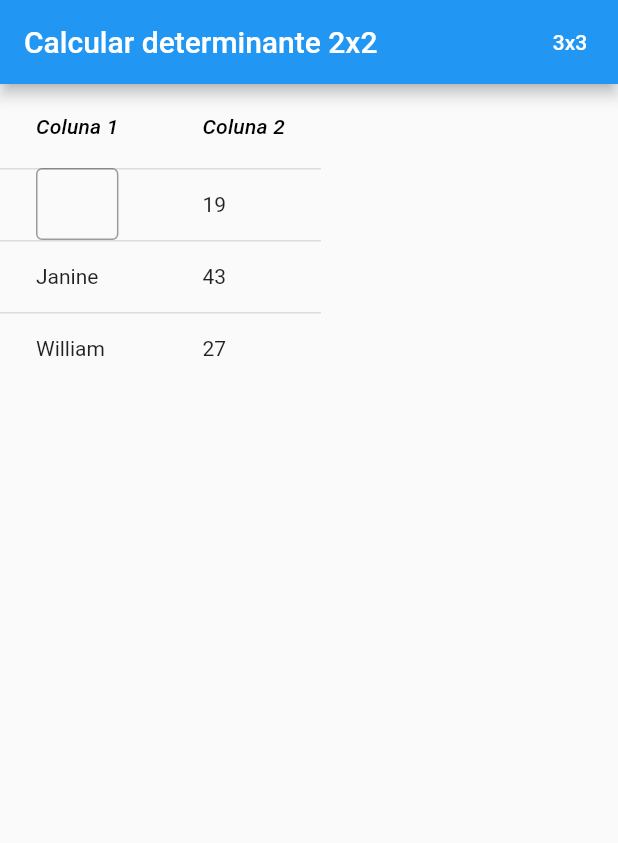
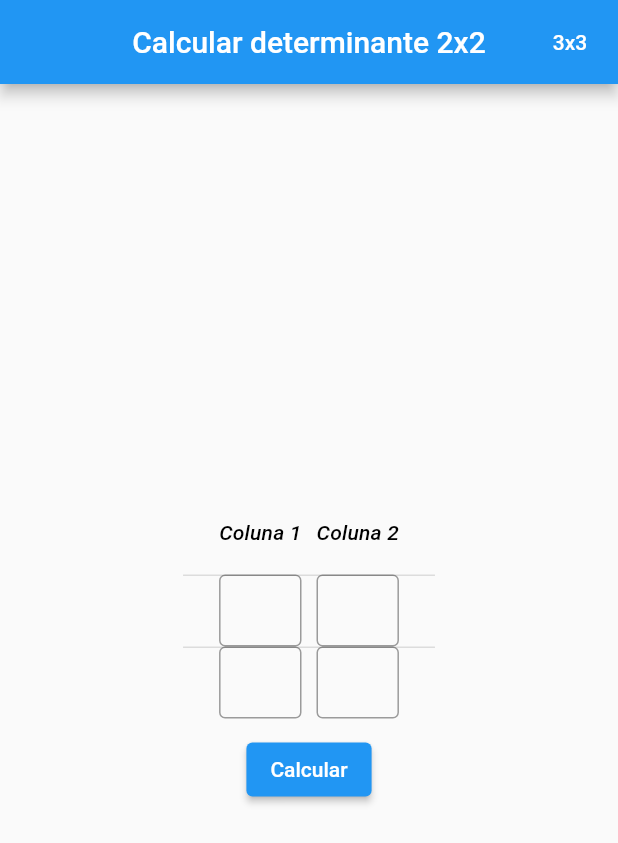
Before and after one commit to matheusEduardoTavares/CalculadoraDeterminantes, a Flutter app: the screen it shows after launch, on a phone screen of 412 x 824 dp. Shown: the top 843 px of the screen. Run offline on Flutter 3.47's test engine with Material 2 defaults, Android fonts, the light colour scheme and no system bars.

Commit message:
Finalizado toda logica e implementacao do Software para calcular determinante de matrizes 2x2 e 3x3

```diff
--- a/lib/pages/home_page/home_page.dart
+++ b/lib/pages/home_page/home_page.dart
@@ -1,3 +1,4 @@
+import 'package:calculadora_determinante/widgets/table_calculator/table_calculator.dart';
 import 'package:flutter/material.dart';
 
 class HomePage extends StatelessWidget {
@@ -14,6 +15,7 @@ class HomePage extends StatelessWidget {
   static final a31 = ValueNotifier<int>(0);
   static final a32 = ValueNotifier<int>(0);
   static final a33 = ValueNotifier<int>(0);
+  static final sum = ValueNotifier<int>(null);
   static final is3x3 = ValueNotifier<bool>(false);
 
   String get _qty => is3x3.value ? '3x3' : '2x2';
@@ -23,6 +25,7 @@ class HomePage extends StatelessWidget {
   Widget build(BuildContext context) {
     return Scaffold(
       appBar: AppBar(
+        centerTitle: true,
         title: ValueListenableBuilder(
           valueListenable: is3x3,
           builder: (_, __, ___) => Text('Calcular determinante $_qty'),
@@ -38,105 +41,12 @@ class HomePage extends StatelessWidget {
             ),
             onPressed: () {
               is3x3.value = !is3x3.value;
+              sum.value = null;
             },
           ),
         ],
       ),
-      body: const MyStatelessWidget(),
+      body: TableCalculator(),
     );
   }
 }
-
-/// This is the stateless widget that the main application instantiates.
-class MyStatelessWidget extends StatelessWidget {
-  const MyStatelessWidget({
-    Key key,
-  }) : super(key: key);
-
-  String _validateInt(String value) {
-    if (int.tryParse(value) != null) {
-      return null;
-    }
-
-    return 'Apenas inteiros';
-  }
-
-  @override
-  Widget build(BuildContext context) {
-    return SingleChildScrollView(
-      child: Column(
-        children: [
-          ValueListenableBuilder(
-              valueListenable: HomePage.is3x3,
-              builder: (_, __, ___) => SingleChildScrollView(
-                scrollDirection: Axis.horizontal,
-                child: DataTable(
-                  columns: <DataColumn>[
-                    DataColumn(
-                      label: Text(
-                        'Coluna 1',
-                        style: TextStyle(fontStyle: FontStyle.italic),
-                      ),
-                    ),
-                    DataColumn(
-                      label: Text(
-                        'Coluna 2',
-                        style: TextStyle(fontStyle: FontStyle.italic),
-                      ),
-                    ),
-                    if (HomePage.is3x3.value)
-                      DataColumn(
-                        label: Text(
-                          'Coluna 3',
-                          style: TextStyle(fontStyle: FontStyle.italic),
-                        ),
-                      ),
-                  ],
-                  rows: <DataRow>[
-                    DataRow(
-                      cells: <DataCell>[
-                        DataCell(
-                          TextFormField(
-                            decoration: InputDecoration(
-                              border: OutlineInputBorder(),
-                              isDense: true,
-                            ),
-                            autovalidateMode: AutovalidateMode.onUserInteraction,
-                            onChanged: (value) {
-                              if (int.tryParse(value) != null) {
-                                HomePage.a11.value = int.parse(value);
-                              }
-                            },
-                            validator: _validateInt,
-                          ),
-                        ),
-                        DataCell(Text('19')),
-                        if (HomePage.is3x3.value)
-                          DataCell(Text('Student')),
-                      ],
-                    ),
-                    DataRow(
-                      cells: <DataCell>[
-                        DataCell(Text('Janine')),
-                        DataCell(Text('43')),
-                        if (HomePage.is3x3.value)
-                          DataCell(Text('Professor')),
-                      ],
-                    ),
-                    DataRow(
-                      cells: <DataCell>[
-                        DataCell(Text('William')),
-                        DataCell(Text('27')),
-                        if (HomePage.is3x3.value)
-                          DataCell(Text('Associate Professor')),
-                      ],
-                    ),
-                  ],
-                ),
-              ),
-          ),
-        ],
-      ),
-    );
-  }
-}
--- /dev/null
+++ b/lib/widgets/column_cell/column_cell.dart
@@ -0,0 +1,34 @@
+import 'package:flutter/material.dart';
+
+class ColumnCell extends StatelessWidget {
+  const ColumnCell({
+    @required this.onChanged,
+    Key key,
+  }) : super(key: key);
+
+  final void Function(String) onChanged;
+
+  String _validateInt(String value) {
+    if (int.tryParse(value) != null) {
+      return null;
+    }
+
+    return '';
+  }
+
+  @override
+  Widget build(BuildContext context) {
+    return Center(
+      child: TextFormField(
+        decoration: InputDecoration(
+          border: OutlineInputBorder(),
+          isDense: true,
+        ),
+        autovalidateMode: AutovalidateMode.onUserInteraction,
+        onChanged: onChanged,
+        validator: _validateInt,
+        textInputAction: TextInputAction.next,
+      ),
+    );
+  }
+}
--- /dev/null
+++ b/lib/widgets/table_calculator/table_calculator.dart
@@ -0,0 +1,191 @@
+import 'package:calculadora_determinante/pages/home_page/home_page.dart';
+import 'package:calculadora_determinante/widgets/column_cell/column_cell.dart';
+import 'package:flutter/material.dart';
+
+class TableCalculator extends StatelessWidget {
+  TableCalculator({
+    Key key,
+  }) : super(key: key);
+
+  final _formKey = GlobalKey<FormState>();
+
+  @override
+  Widget build(BuildContext context) {
+    return Center(
+      child: SingleChildScrollView(
+        child: Column(
+          mainAxisAlignment: MainAxisAlignment.center,
+          children: [
+            ValueListenableBuilder(
+                valueListenable: HomePage.is3x3,
+                builder: (_, __, ___) => Column(
+                  children: [
+                    SingleChildScrollView(
+                      scrollDirection: Axis.horizontal,
+                      child: Form(
+                        key: _formKey,
+                        child: DataTable(
+                          columnSpacing: 10,
+                          columns: <DataColumn>[
+                            DataColumn(
+                              label: Text(
+                                'Coluna 1',
+                                style: TextStyle(fontStyle: FontStyle.italic),
+                              ),
+                            ),
+                            DataColumn(
+                              label: Text(
+                                'Coluna 2',
+                                style: TextStyle(fontStyle: FontStyle.italic),
+                              ),
+                            ),
+                            if (HomePage.is3x3.value)
+                              DataColumn(
+                                label: Text(
+                                  'Coluna 3',
+                                  style: TextStyle(fontStyle: FontStyle.italic),
+                                ),
+                              ),
+                          ],
+                          rows: <DataRow>[
+                            DataRow(
+                              cells: <DataCell>[
+                                DataCell(
+                                  ColumnCell(
+                                    onChanged: (value) {
+                                      if (int.tryParse(value) != null) {
+                                        HomePage.a11.value = int.parse(value);
+                                      }
+                                    },
+                                  ),
+                                ),
+                                DataCell(
+                                  ColumnCell(
+                                    onChanged: (value) {
+                                      if (int.tryParse(value) != null) {
+                                        HomePage.a12.value = int.parse(value);
+                                      }
+                                    },
+                                  ),
+                                ),
+                                if (HomePage.is3x3.value)
+                                  DataCell(
+                                  ColumnCell(
+                                    onChanged: (value) {
+                                      if (int.tryParse(value) != null) {
+                                        HomePage.a13.value = int.parse(value);
+                                      }
+                                    },
+                                  ),
+                                ),
+                              ],
+                            ),
+                            DataRow(
+                              cells: <DataCell>[
+                                DataCell(
+                                  ColumnCell(
+                                    onChanged: (value) {
+                                      if (int.tryParse(value) != null) {
+                                        HomePage.a21.value = int.parse(value);
+                                      }
+                                    },
+                                  ),
+                                ),
+                                DataCell(
+                                  ColumnCell(
+                                    onChanged: (value) {
+                                      if (int.tryParse(value) != null) {
+                                        HomePage.a22.value = int.parse(value);
+                                      }
+                                    },
+                                  ),
+                                ),
+                                if (HomePage.is3x3.value)
+                                  DataCell(
+                                    ColumnCell(
+                                      onChanged: (value) {
+                                        if (int.tryParse(value) != null) {
+                                          HomePage.a23.value = int.parse(value);
+                                        }
+                                      },
+                                    ),
+                                  ),
+                              ],
+                            ),
+                            if (HomePage.is3x3.value)
+                              DataRow(
+                                cells: <DataCell>[
+                                  DataCell(
+                                    ColumnCell(
+                                      onChanged: (value) {
+                                        if (int.tryParse(value) != null) {
+                                          HomePage.a31.value = int.parse(value);
+                                        }
+                                      },
+                                    ),
+                                  ),
+                                  DataCell(
+                                    ColumnCell(
+                                      onChanged: (value) {
+                                        if (int.tryParse(value) != null) {
+                                          HomePage.a32.value = int.parse(value);
+                                        }
+                                      },
+                                    ),
+                                  ),
+                                  if (HomePage.is3x3.value)
+                                    DataCell(
+                                    ColumnCell(
+                                      onChanged: (value) {
+                                        if (int.tryParse(value) != null) {
+                                          HomePage.a33.value = int.parse(value);
+                                        }
+                                      },
+                                    ),
+                                  ),
+                                ],
+                              ),
+                          ],
+                        ),
+                      ),
+                    ),
+                    const SizedBox(height: 10,),
+                    ElevatedButton(
+                      onPressed: () {
+                        HomePage.sum.value = null;
+                        if (_formKey.currentState.validate()) {
+                          if (HomePage.is3x3.value) {
+                            final value = (HomePage.a11.value * HomePage.a22.value * HomePage.a33.value) +
+                              (HomePage.a12.value * HomePage.a23.value * HomePage.a31.value) +
+                                (HomePage.a13.value * HomePage.a21.value * HomePage.a32.value) -
+                                  (HomePage.a13.value * HomePage.a22.value * HomePage.a31.value) -
+                                    (HomePage.a11.value * HomePage.a23.value * HomePage.a32.value) -
+                                      (HomePage.a12.value * HomePage.a21.value * HomePage.a33.value);
+
+                            HomePage.sum.value = value;
+                          }
+                          else {
+                            final value = (HomePage.a11.value * HomePage.a22.value) -
+                              (HomePage.a12.value * HomePage.a21.value);
+
+                            HomePage.sum.value = value;
+                          }
+                        }
+                      },
+                      child: const Text('Calcular')
+                    ),
+                    ValueListenableBuilder(
+                      valueListenable: HomePage.sum,
+                      builder: (_, __, ___) => Text(
+                        HomePage.sum.value != null ? 'Determinante = ${HomePage.sum.value}' : '',
+                      ),
+                    )
+                  ],
+                ),
+            ),
+          ],
+        ),
+      ),
+    );
+  }
+}
```
